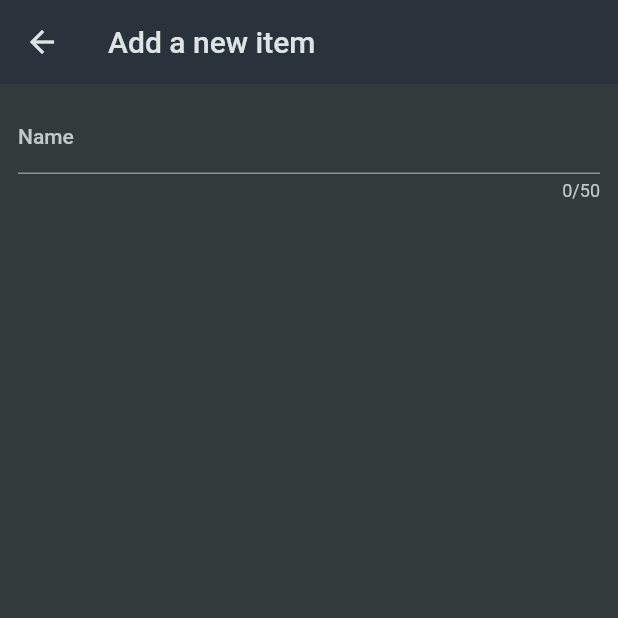
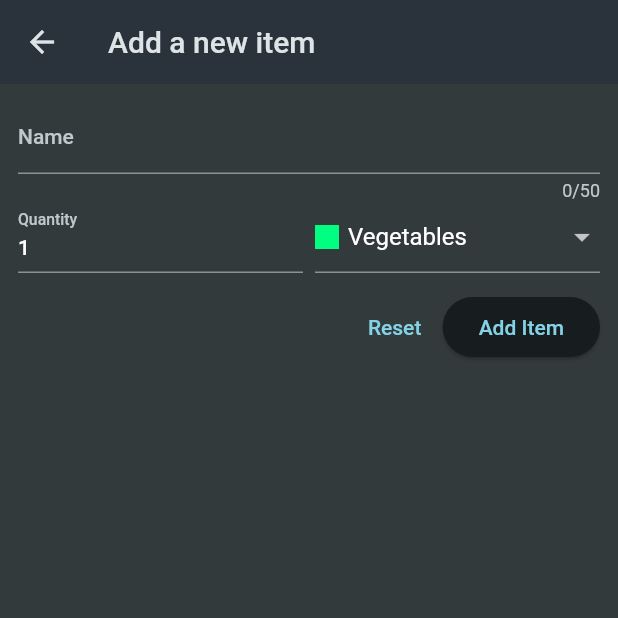
Before and after one commit to bugrata/Shopping-List-App, a Flutter app: the screen it shows after launch, after a tap on the "add" icon, on a phone screen of 412 x 824 dp, the top half of it. Run offline on Flutter 3.47's test engine with Material 2 defaults, Android fonts, the phone set to English and light mode, and no system bars.

Commit message:
General Update

```diff
--- a/shopping_list/lib/widgets/grocery_list.dart
+++ b/shopping_list/lib/widgets/grocery_list.dart
@@ -1,5 +1,5 @@
 import 'package:flutter/material.dart';
-import 'package:shopping_list/data/dummy_items.dart';
+import 'package:shopping_list/models/grocery_item.dart';
 import 'package:shopping_list/widgets/new_item.dart';
 
 class GroceryList extends StatefulWidget {
@@ -10,16 +10,59 @@ class GroceryList extends StatefulWidget {
 }
 
 class _GroceryListState extends State<GroceryList> {
-  void _addItem() {
-    Navigator.of(context).push(
+  final List<GroceryItem> _groceryItems = [];
+
+  void _addItem() async {
+    final newItem = await Navigator.of(context).push<GroceryItem>(
       MaterialPageRoute(
         builder: (ctx) => const NewItem(),
       ),
     );
+
+    if (newItem == null) {
+      return;
+    } else {
+      setState(() {
+        _groceryItems.add(newItem);
+      });
+    }
+  }
+
+  void _removeItem(GroceryItem item) {
+    setState(() {
+      _groceryItems.remove(item);
+    });
   }
 
   @override
   Widget build(BuildContext context) {
+    Widget content = const Center(
+      child: Text('No items added yet.'),
+    );
+
+    if (_groceryItems.isNotEmpty) {
+      content = ListView.builder(
+        itemCount: _groceryItems.length,
+        itemBuilder: (ctx, index) => Dismissible(
+          onDismissed: (direction) {
+            _removeItem(_groceryItems[index]);
+          },
+          key: ValueKey(_groceryItems[index].id),
+          child: ListTile(
+            title: Text(_groceryItems[index].name),
+            leading: Container(
+              width: 24,
+              height: 24,
+              color: _groceryItems[index].category.color,
+            ),
+            trailing: Text(
+              _groceryItems[index].quantity.toString(),
+            ),
+          ),
+        ),
+      );
+    }
+
     return Scaffold(
       appBar: AppBar(
         title: const Text('Your Groceries'),
@@ -30,20 +73,7 @@ class _GroceryListState extends State<GroceryList> {
           ),
         ],
       ),
-      body: ListView.builder(
-        itemCount: groceryItems.length,
-        itemBuilder: (ctx, index) => ListTile(
-          title: Text(groceryItems[index].name),
-          leading: Container(
-            width: 24,
-            height: 24,
-            color: groceryItems[index].category.color,
-          ),
-          trailing: Text(
-            groceryItems[index].quantity.toString(),
-          ),
-        ),
-      ),
+      body: content,
     );
   }
 }
--- a/shopping_list/lib/widgets/new_item.dart
+++ b/shopping_list/lib/widgets/new_item.dart
@@ -1,4 +1,8 @@
 import 'package:flutter/material.dart';
+
+import 'package:shopping_list/data/categories.dart';
+import 'package:shopping_list/models/category.dart';
+import 'package:shopping_list/models/grocery_item.dart';
 
 class NewItem extends StatefulWidget {
   const NewItem({super.key});
@@ -10,6 +14,25 @@ class NewItem extends StatefulWidget {
 }
 
 class _NewItemState extends State<NewItem> {
+  final _formKey = GlobalKey<FormState>();
+  var _enteredName = '';
+  var _enteredQuantity = 1;
+  var _selectedCategory = categories[Categories.vegetables]!;
+
+  void _saveItem() {
+    if (_formKey.currentState!.validate()) {
+      _formKey.currentState!.save();
+      Navigator.of(context).pop(
+        GroceryItem(
+          id: DateTime.now().toString(),
+          name: _enteredName,
+          quantity: _enteredQuantity,
+          category: _selectedCategory,
+        ),
+      );
+    }
+  }
+
   @override
   Widget build(BuildContext context) {
     return Scaffold(
@@ -19,6 +42,7 @@ class _NewItemState extends State<NewItem> {
       body: Padding(
         padding: const EdgeInsets.all(12),
         child: Form(
+          key: _formKey,
           child: Column(
             children: [
               TextFormField(
@@ -27,8 +51,90 @@ class _NewItemState extends State<NewItem> {
                   label: Text('Name'),
                 ),
                 validator: (value) {
-                  return 'demo';
+                  if (value == null ||
+                      value.isEmpty ||
+                      value.trim().length <= 1 ||
+                      value.trim().length > 50) {
+                    return 'Must be between 1 and 50 characters.';
+                  }
+                  return null;
                 },
+                onSaved: (value) {
+                  // if (value == null) {
+                  //   return;
+                  // }
+                  _enteredName = value!;
+                },
+              ), // instead of TextField()
+              Row(
+                crossAxisAlignment: CrossAxisAlignment.end,
+                children: [
+                  Expanded(
+                    child: TextFormField(
+                      decoration: const InputDecoration(
+                        label: Text('Quantity'),
+                      ),
+                      keyboardType: TextInputType.number,
+                      initialValue: _enteredQuantity.toString(),
+                      validator: (value) {
+                        if (value == null ||
+                            value.isEmpty ||
+                            int.tryParse(value) == null ||
+                            int.tryParse(value)! <= 0) {
+                          return 'Must be a valid, positive number.';
+                        }
+                        return null;
+                      },
+                      onSaved: (value) {
+                        _enteredQuantity = int.parse(value!);
+                      },
+                    ),
+                  ),
+                  const SizedBox(width: 8),
+                  Expanded(
+                    child: DropdownButtonFormField(
+                      value: _selectedCategory,
+                      items: [
+                        for (final category in categories.entries)
+                          DropdownMenuItem(
+                            value: category.value,
+                            child: Row(
+                              children: [
+                                Container(
+                                  width: 16,
+                                  height: 16,
+                                  color: category.value.color,
+                                ),
+                                const SizedBox(width: 6),
+                                Text(category.value.title),
+                              ],
+                            ),
+                          ),
+                      ],
+                      onChanged: (value) {
+                        setState(() {
+                          _selectedCategory = value!;
+                        });
+                      },
+                    ),
+                  ),
+                ],
+              ),
+              const SizedBox(height: 12),
+              Row(
+                mainAxisAlignment: MainAxisAlignment.end,
+                children: [
+                  TextButton(
+                    onPressed: () {
+                      _formKey.currentState!.reset();
+                    },
+                    child: const Text('Reset'),
+                  ),
+                  ElevatedButton(
+                    onPressed: _saveItem,
+                    child: const Text('Add Item'),
+                  )
+                ],
               ),
             ],
           ),
```
Also changed, not shown: shopping_list/lib/data/dummy_items.dart (deleted, +0 -21 lines).
